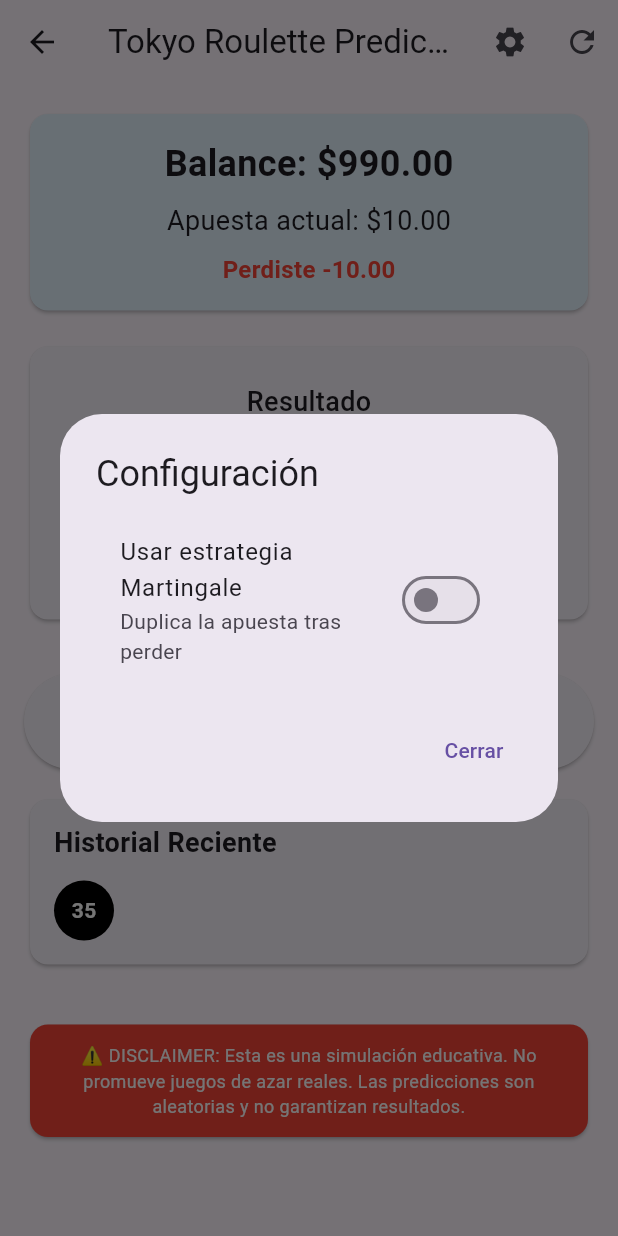
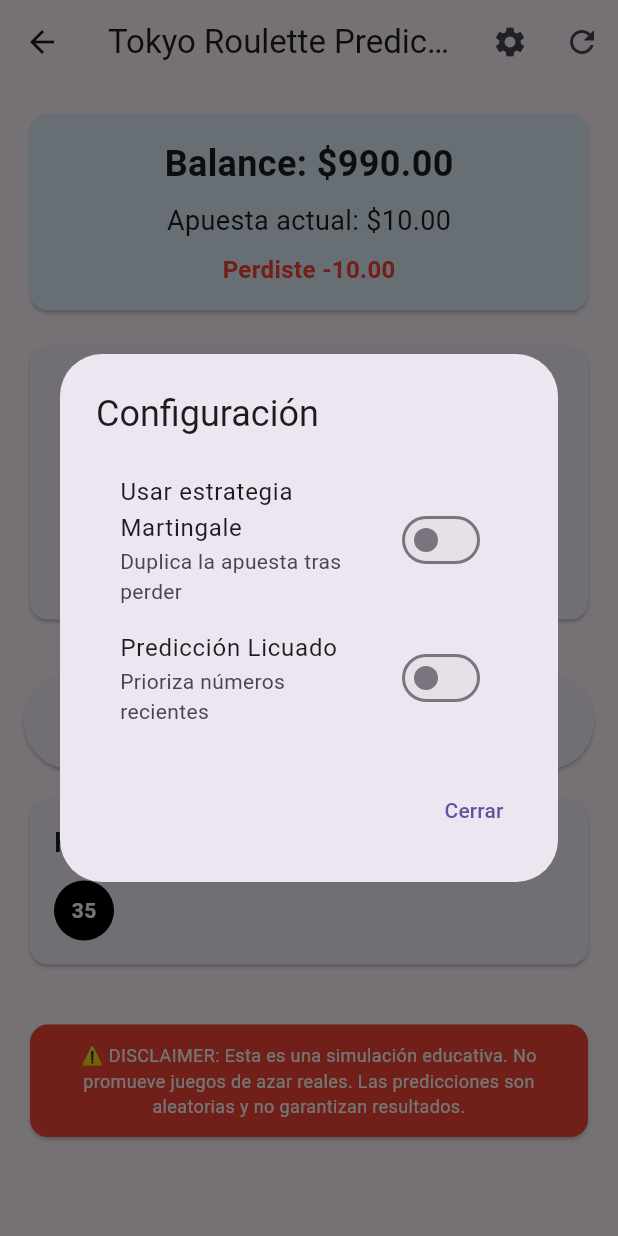
Before and after one commit to Melampe001/Tokyo-Predictor-Roulette-001, a Flutter app: the MainScreen screen opened directly, after a tap on "Girar Ruleta", after a tap on the "settings" icon, on a phone screen of 412 x 824 dp. Run offline on Flutter 3.47's test engine with Material 3 defaults, Android fonts, the phone set to English and light mode, and no system bars.

Commit message:
Add licuado prediction feature with weighted recent history
Co-authored-by: Melampe001 <234979826+Melampe001@users.noreply.github.com>

```diff
--- a/lib/main.dart
+++ b/lib/main.dart
@@ -92,12 +92,15 @@ class _MainScreenState extends State<MainScreen> {
   double balance = 1000.0;
   double currentBet = 10.0;
   bool useMartingale = false;
+  bool useLicuado = false;
   String lastBetResult = '';
 
   void spinRoulette() {
     // Genera predicción antes del giro
     if (history.isNotEmpty) {
-      prediction = _rouletteLogic.predictNext(history);
+      prediction = useLicuado
+          ? _rouletteLogic.predictNextLicuado(history)
+          : _rouletteLogic.predictNext(history);
     } else {
       prediction = null;
     }
@@ -178,7 +181,16 @@ class _MainScreenState extends State<MainScreen> {
                     _martingaleAdvisor.baseBet = currentBet;
                   }
                 });
-                Navigator.pop(context);
+              },
+            ),
+            SwitchListTile(
+              title: const Text('Predicción Licuado'),
+              subtitle: const Text('Prioriza números recientes'),
+              value: useLicuado,
+              onChanged: (value) {
+                setState(() {
+                  useLicuado = value;
+                });
               },
             ),
           ],
@@ -295,17 +307,19 @@ class _MainScreenState extends State<MainScreen> {
                     children: [
                       const Icon(Icons.lightbulb_outline, size: 32, color: Colors.amber),
                       const SizedBox(height: 8),
-                      const Text(
-                        'Predicción sugerida',
-                        style: TextStyle(fontSize: 16, fontWeight: FontWeight.w500),
+                      Text(
+                        useLicuado ? 'Predicción Licuado' : 'Predicción sugerida',
+                        style: const TextStyle(fontSize: 16, fontWeight: FontWeight.w500),
                       ),
                       Text(
                         prediction.toString(),
                         style: const TextStyle(fontSize: 32, fontWeight: FontWeight.bold),
                       ),
-                      const Text(
-                        '(basada en historial reciente)',
-                        style: TextStyle(fontSize: 12, color: Colors.grey),
+                      Text(
+                        useLicuado
+                            ? '(ponderado por recencia)'
+                            : '(basada en historial reciente)',
+                        style: const TextStyle(fontSize: 12, color: Colors.grey),
                       ),
                     ],
                   ),
@@ -397,6 +411,35 @@ class _MainScreenState extends State<MainScreen> {
                 ),
               ),
 
+            // Info sobre Licuado
+            if (useLicuado)
+              Card(
+                color: Colors.purple.shade50,
+                child: Padding(
+                  padding: const EdgeInsets.all(16.0),
+                  child: Column(
+                    crossAxisAlignment: CrossAxisAlignment.start,
+                    children: [
+                      const Row(
+                        children: [
+                          Icon(Icons.auto_graph, color: Colors.purple),
+                          SizedBox(width: 8),
+                          Text(
+                            'Predicción Licuado Activa',
+                            style: TextStyle(fontWeight: FontWeight.bold),
+                          ),
+                        ],
+                      ),
+                      const SizedBox(height: 8),
+                      const Text(
+                        'Las predicciones dan mayor peso a los números más recientes en el historial.',
+                        style: TextStyle(fontSize: 12),
+                      ),
+                    ],
+                  ),
+                ),
+              ),
+
             // Disclaimer
             const SizedBox(height: 16),
             const Card(
```
Also changed, not shown: lib/roulette_logic.dart (+20 -0 lines), 1 other file.
